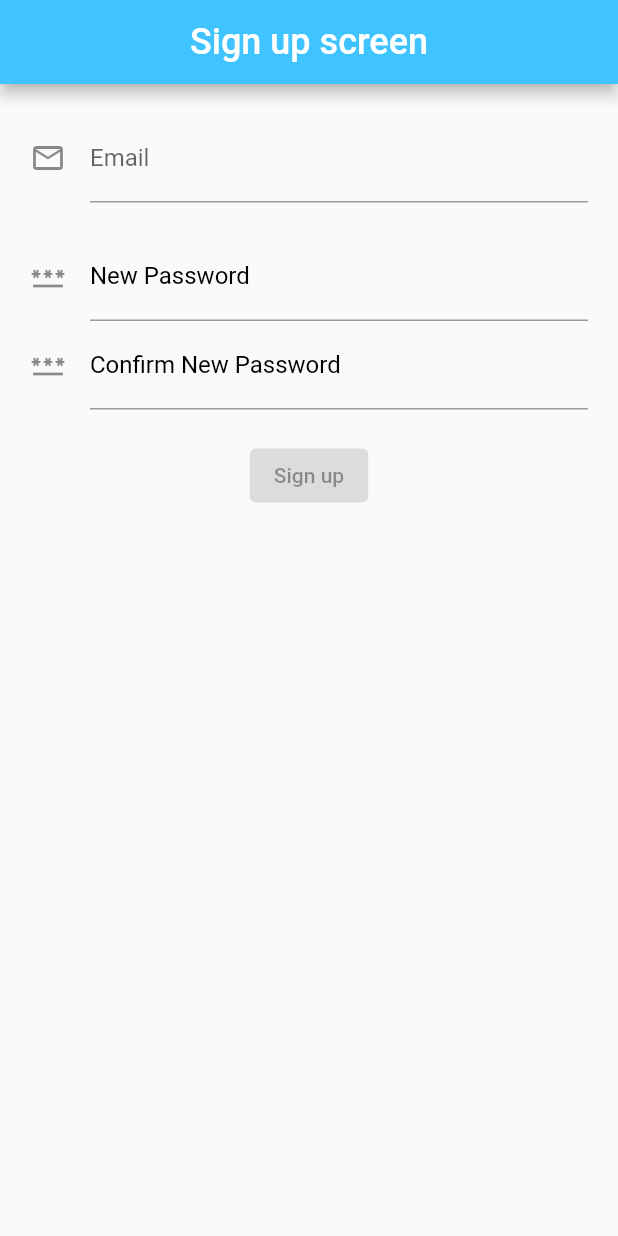
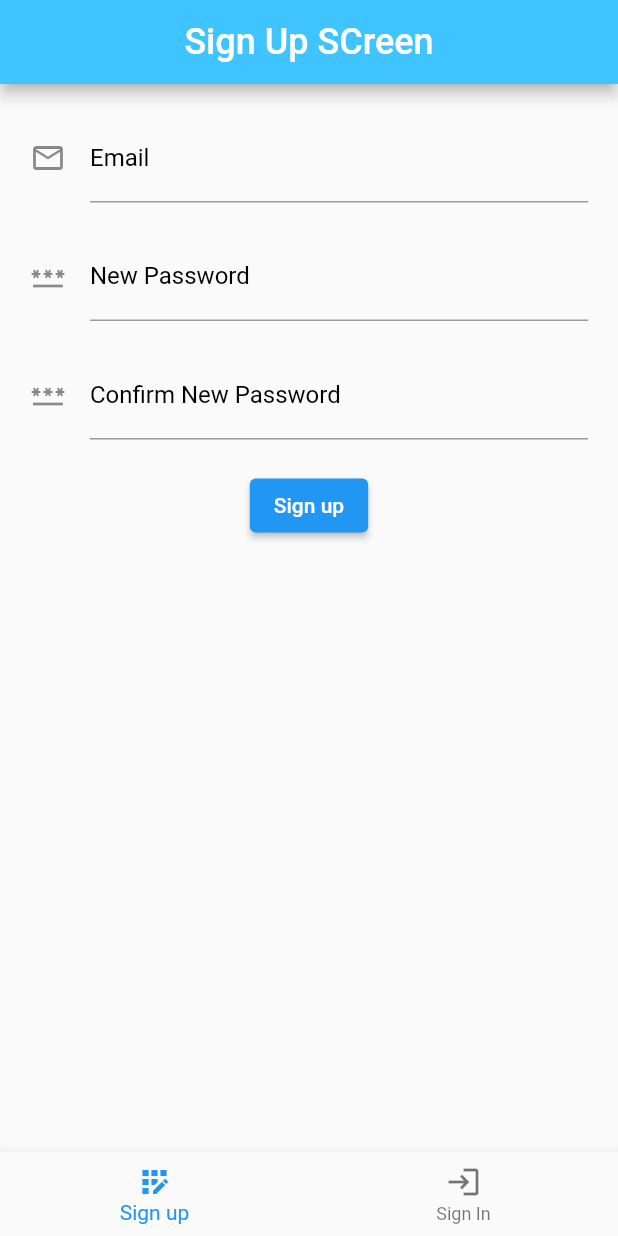
Before and after one commit to sahilsalaria811/signup, a Flutter app: the screen it shows after launch, on a phone screen of 412 x 824 dp. Run offline on Flutter 3.47's test engine with Material 2 defaults, Android fonts, the phone set to English and light mode, and no system bars.

Commit message:
Sahil new fields added

```diff
--- a/lib/main.dart
+++ b/lib/main.dart
@@ -30,7 +30,7 @@ class _SahilState extends State<Sahil> {
       home: Scaffold(
         appBar: AppBar(
           title: Text(
-            'Sign up screen',
+            'Sign Up SCreen',
             style: TextStyle(color: Colors.white, fontSize: 24.00),
           ),
           centerTitle: true,
@@ -42,10 +42,15 @@ class _SahilState extends State<Sahil> {
             child: Column(
               children: [
                 TextFormField(
+                  cursorColor: Colors.lightBlueAccent,
+                  textCapitalization: TextCapitalization.sentences,
                   decoration: const InputDecoration(
                       icon: Icon(Icons.email_outlined),
                       hintText: 'Email Address',
-                      labelText: 'Email'),
+                      labelText: 'Email',
+                    labelStyle: TextStyle( color: Colors.black,
+                      fontSize: 16,
+                      fontWeight: FontWeight.w400,)),
                 ),
                 SizedBox(height: 20),
                 TextFormField(
@@ -53,8 +58,12 @@ class _SahilState extends State<Sahil> {
                       icon: Icon(Icons.password_outlined),
                       hintText: 'New Password',
                       labelText: 'New Password',
-                      labelStyle: TextStyle(color: Colors.black)),
+                      labelStyle: TextStyle( color: Colors.black,
+                        fontSize: 16,
+                        fontWeight: FontWeight.w400,)),
                 ),
+            SizedBox(
+              height: 20,),
                 TextFormField(
                   decoration: const InputDecoration(
                       icon: Icon(Icons.password_outlined),
@@ -66,12 +75,22 @@ class _SahilState extends State<Sahil> {
                         fontWeight: FontWeight.w400,
                       )),
                 ),
-                SizedBox(height: 20,),
-                ElevatedButton(onPressed: null, child: Text('Sign up'), style: ButtonStyle()),
+                SizedBox(
+                  height: 20,
+                ),
+                ElevatedButton(
+                    onPressed: () {},
+                    child: Text('Sign up'),
+                    style: ButtonStyle()),
               ],
             ),
           ),
         ),
+        bottomNavigationBar:
+            BottomNavigationBar(items: const <BottomNavigationBarItem>[
+          BottomNavigationBarItem(icon: Icon(Icons.app_registration_outlined), label: "Sign up"),
+          BottomNavigationBarItem(icon: Icon(Icons.login), label: "Sign In"),
+        ]),
       ),
     );
   }
```
Also changed, not shown: 3 other files.
